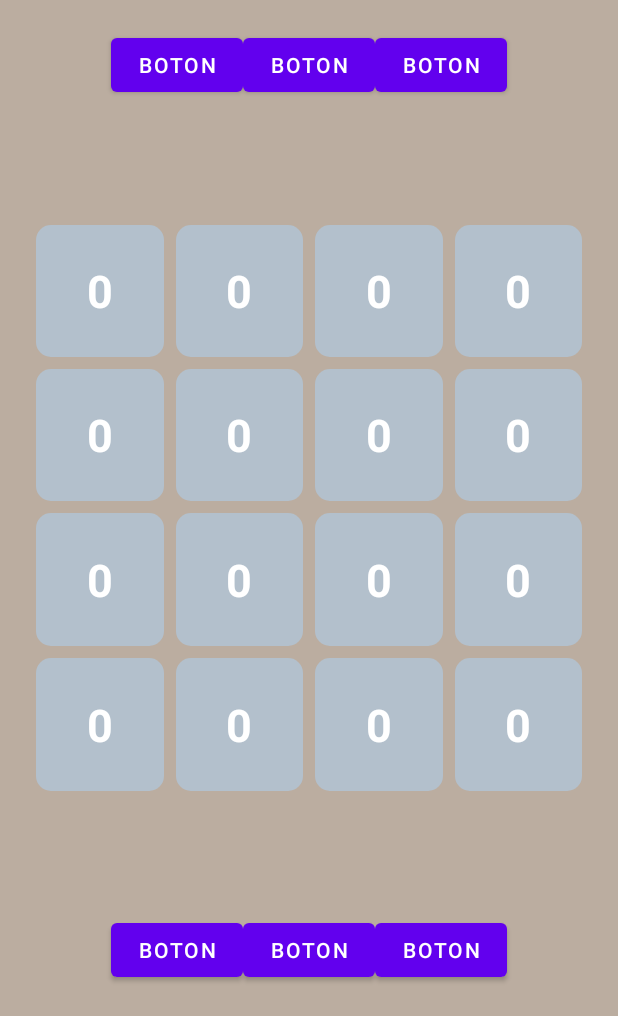
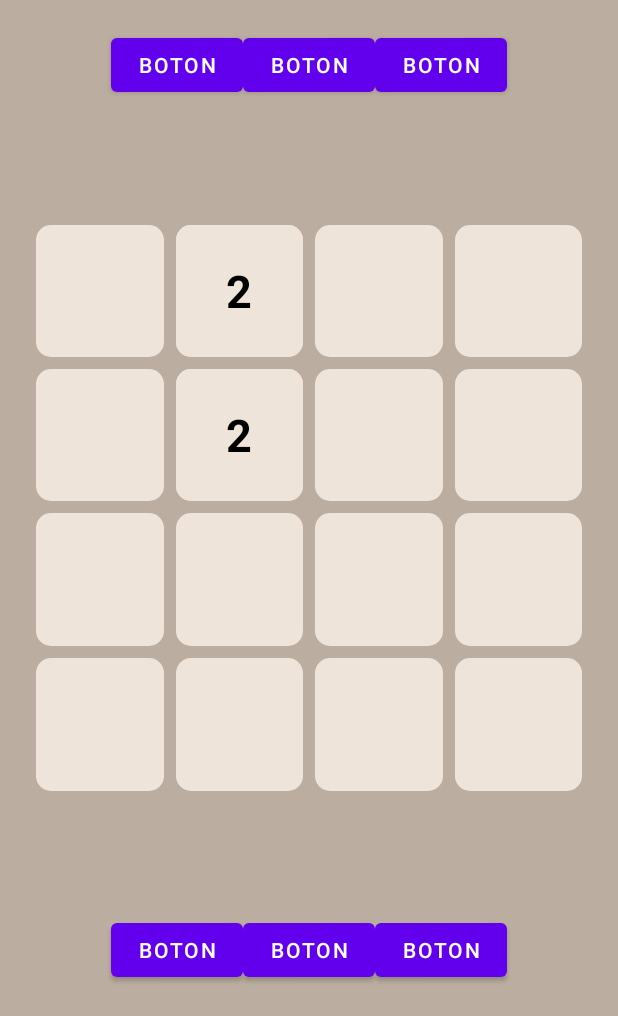
Before and after one commit to ZhijunLin7/2048, an Android app: the Juego screen opened directly, with no data from a screen before it, on a phone screen of 412 x 824 dp, the part 220-1236 px from its top. Run offline under Robolectric (Android 15) with nearby library versions, the phone set to English and light mode, and no system bars.

Commit message:
Haciendo movimiento

```diff
--- a/app/src/main/java/com/example/a2048/Juego.java
+++ b/app/src/main/java/com/example/a2048/Juego.java
@@ -1,28 +1,34 @@
 package com.example.a2048;
 
-import androidx.annotation.ColorInt;
 import androidx.appcompat.app.AppCompatActivity;
+import androidx.core.content.ContextCompat;
 import androidx.core.view.GestureDetectorCompat;
 
 import android.graphics.Color;
 import android.graphics.Typeface;
 
+import android.graphics.drawable.GradientDrawable;
 import android.os.Bundle;
 import android.util.DisplayMetrics;
+import android.util.Log;
 import android.view.GestureDetector;
 import android.view.Gravity;
 import android.view.MotionEvent;
+import android.view.View;
 import android.view.ViewGroup;
-import android.widget.Button;
 import android.widget.GridLayout;
 import android.widget.TextView;
 import android.widget.Toast;
 
+import java.util.Arrays;
+import java.util.Random;
+
 public class Juego extends AppCompatActivity {
 
     private GridLayout gridfondo;
+    private GridLayout gridjuego;
     private GestureDetectorCompat gestureDetector;
-
+    private TextView[][] textViews;
 
     @Override
     protected void onCreate(Bundle savedInstanceState) {
@@ -31,15 +37,17 @@ public class Juego extends AppCompatActivity {
 
         gestureDetector = new GestureDetectorCompat(this, new GestureListener());
 
+        gridfondo = (GridLayout) findViewById(R.id.Gridfondo);
+        gridjuego = (GridLayout) findViewById(R.id.Gridjuego);
+        this.configurarGrid(gridfondo, gridjuego, 4);
 
-        gridfondo = (GridLayout) findViewById(R.id.Gridfondo);
-        DisplayMetrics displayMetrics = new DisplayMetrics();
-        getWindowManager().getDefaultDisplay().getMetrics(displayMetrics);
-        int width = displayMetrics.widthPixels;
-        gridfondo.getLayoutParams().height = width - 40;
-        for (int i = 0; i < 16; i++) {
-            this.añadirTextview(gridfondo);
-        }
+        textViews = new TextView[4][4];
+        this.crear2dArray(gridjuego);
+
+        this.añadirNumRandom(gridjuego, 4);
+
+
+        this.moverArriba(textViews, gridjuego);
     }
 
     //----------------------------------------------------------------------------------------------
@@ -62,6 +70,7 @@ public class Juego extends AppCompatActivity {
                         Toast.makeText(Juego.this, "Abajo", Toast.LENGTH_SHORT).show();
                     } else {
                         Toast.makeText(Juego.this, "Arriba", Toast.LENGTH_SHORT).show();
+                        moverArriba(getTextViews(), getGridjuego());
                     }
                 }
             } catch (Exception exception) {
@@ -80,28 +89,170 @@ public class Juego extends AppCompatActivity {
 
     //----------------------------------------------------------------------------------------------
 
-    //Añadir textview al Gridlayout
-    public void añadirTextview(GridLayout gridJuego) {
+    //Añadir textview al Gridlayout de fondo y al carta de numero en grid juego
+    public void añadirTextview(GridLayout gridfondo, GridLayout gridjuego) {
 
         GridLayout.LayoutParams layoutParams = new GridLayout.LayoutParams(GridLayout.spec(GridLayout.UNDEFINED, 1f),
                 GridLayout.spec(GridLayout.UNDEFINED, 1f));
 
+        //Añadir textview con el color y shape al gridfondo
         TextView textView = new TextView(this);
         textView.setBackgroundResource(R.drawable.carta2048);
         textView.setLayoutParams(new ViewGroup.LayoutParams(0, 0));
 
+        gridfondo.addView(textView, layoutParams);
 
-        textView.setText("0");
-        textView.setGravity(Gravity.CENTER);
-        textView.setTextSize(30);
-        textView.setTypeface(Typeface.DEFAULT_BOLD);
-        textView.setTextColor(Color.WHITE);
+        //Añadir textview al grid juego pero con los parametros de texto
+        TextView textView2 = new TextView(this);
+        textView2.setBackgroundResource(R.drawable.carta2048);
+        textView2.setLayoutParams(new ViewGroup.LayoutParams(0, 0));
+
+        textView2.setText("0");
+        textView2.setGravity(Gravity.CENTER);
+        textView2.setTextSize(30);
+        textView2.setTypeface(Typeface.DEFAULT_BOLD);
+
+        gridjuego.addView(textView2, layoutParams);
+    }
+
+    public void configurarGrid(GridLayout gridfondo, GridLayout gridjuego, int numColumnaFila) {
+
+        DisplayMetrics displayMetrics = new DisplayMetrics();
+        getWindowManager().getDefaultDisplay().getMetrics(displayMetrics);
+
+        int width = displayMetrics.widthPixels;
+        //Configuracion del fondo de gridfondo
+        gridfondo.getLayoutParams().height = width - 40;
+        gridfondo.setColumnCount(numColumnaFila);
+        gridfondo.setRowCount(numColumnaFila);
+
+        //Configuracion del gridjuego
+        gridjuego.getLayoutParams().height = width - 40;
+        gridjuego.setColumnCount(numColumnaFila);
+        gridjuego.setRowCount(numColumnaFila);
+
+        for (int i = 0; i < (numColumnaFila * numColumnaFila); i++) {
+            this.añadirTextview(gridfondo, gridjuego);
+        }
+
+    }
+
+    //Busca los textiew que esta vacio "0" , lo mete en un array y mete numero un 2 o 4 a los vacios
+    public void añadirNumRandom(GridLayout gridjuego, int numColumnaFila) {
+
+        TextView[] textViews = new TextView[numColumnaFila * numColumnaFila];
+        for (int i = 0; i < gridjuego.getChildCount(); i++) {
+            if (((TextView) gridjuego.getChildAt(i)).getText() == "0") {
+                textViews[i] = (TextView) gridjuego.getChildAt(i);
+            }
+        }
+
+        int textviewAleatorio = (int) (Math.random() * textViews.length);
+        int numeroAleatorio = (int) (Math.random() * 5);
+
+        if (numeroAleatorio == 1) {
+            textViews[textviewAleatorio].setText("4");
+        } else {
+            textViews[textviewAleatorio].setText("2");
+        }
+        this.repintar(gridjuego);
+    }
+
+    //Pinta el color depende de numero
+    public void repintar(GridLayout gridjuego) {
+        for (int i = 0; i < gridjuego.getChildCount(); i++) {
+            String text = (String) ((TextView) gridjuego.getChildAt(i)).getText();
+            GradientDrawable bgShape = (GradientDrawable) gridjuego.getChildAt(i).getBackground();
+
+            if (text != "0") {
+                ((TextView) gridjuego.getChildAt(i)).setTextColor(Color.BLACK);
+                ((TextView) gridjuego.getChildAt(i)).setVisibility(View.VISIBLE);
+            }
+            if (text == "0") {
+                ((TextView) gridjuego.getChildAt(i)).setVisibility(View.INVISIBLE);
+            } else if (text == "2") {
+                bgShape.setColor(ContextCompat.getColor(this, R.color.color2));
+            } else if (text == "4") {
+                bgShape.setColor(ContextCompat.getColor(this, R.color.color4));
+            } else if (text == "8") {
+                bgShape.setColor(ContextCompat.getColor(this, R.color.color8));
+            } else if (text == "16") {
+                bgShape.setColor(ContextCompat.getColor(this, R.color.color16));
+            } else if (text == "32") {
+                bgShape.setColor(ContextCompat.getColor(this, R.color.color32));
+            } else if (text == "64") {
+                bgShape.setColor(ContextCompat.getColor(this, R.color.color64));
+            } else if (text == "128") {
+                bgShape.setColor(ContextCompat.getColor(this, R.color.color128));
+            } else if (text == "256") {
+                bgShape.setColor(ContextCompat.getColor(this, R.color.color256));
+            } else if (text == "512") {
+                bgShape.setColor(ContextCompat.getColor(this, R.color.color512));
+            } else if (text == "1024") {
+                bgShape.setColor(ContextCompat.getColor(this, R.color.color1024));
+            } else if (text == "2048") {
+                bgShape.setColor(ContextCompat.getColor(this, R.color.color2048));
+            }
+
+        }
 
 
-
-
-
-        gridJuego.addView(textView, layoutParams);
     }
 
+    public void crear2dArray(GridLayout gridJuego) {
+        int k = 0;
+        for (int i = 0; i < 4; i++) {
+            for (int j = 0; j < 4; j++) {
+                textViews[i][j] = (TextView) gridJuego.getChildAt(k);
+                k++;
+            }
+        }
+    }
+
+    public void moverArriba(TextView[][] textViews, GridLayout gridJuego) {
+
+        for (int i = 0; i < 4; i++) {
+            for (int j = 1; j < 4; j++) {
+                TextView carta = textViews[j][i];
+                if (carta.getText() != "0" || textViews[j - 1][i].getText() == "0") {
+                    textViews[j - 1][i].setText(carta.getText());
+                }
+                Log.d("testeo", "moverArriba: " + textViews[j][i].getText());
+                this.repintar(gridJuego);
+            }
+        }
+    }
+
+    //Getter y Setters
+    public GridLayout getGridfondo() {
+        return gridfondo;
+    }
+
+    public void setGridfondo(GridLayout gridfondo) {
+        this.gridfondo = gridfondo;
+    }
+
+    public GridLayout getGridjuego() {
+        return gridjuego;
+    }
+
+    public void setGridjuego(GridLayout gridjuego) {
+        this.gridjuego = gridjuego;
+    }
+
+    public GestureDetectorCompat getGestureDetector() {
+        return gestureDetector;
+    }
+
+    public void setGestureDetector(GestureDetectorCompat gestureDetector) {
+        this.gestureDetector = gestureDetector;
+    }
+
+    public TextView[][] getTextViews() {
+        return textViews;
+    }
+
+    public void setTextViews(TextView[][] textViews) {
+        this.textViews = textViews;
+    }
 }
--- /dev/null
+++ b/app/src/main/res/drawable/carta_juego.xml
@@ -0,0 +1,4 @@
+<?xml version="1.0" encoding="utf-8"?>
+<shape xmlns:android="http://schemas.android.com/apk/res/android">
+    <corners android:radius="10dp" />
+</shape>
--- a/app/src/main/res/layout/activity_juego.xml
+++ b/app/src/main/res/layout/activity_juego.xml
@@ -24,11 +24,11 @@
         android:id="@+id/linearLayout"
         android:layout_width="80dp"
         android:layout_height="80dp"
+        android:layout_margin="10dp"
         android:gravity="center"
         android:orientation="vertical"
         app:layout_constraintEnd_toStartOf="@+id/linearLayout2"
-        app:layout_constraintTop_toTopOf="parent"
-        android:layout_margin="10dp">
+        app:layout_constraintTop_toTopOf="parent">
 
         <TextView
             android:id="@+id/Puntos"
@@ -37,14 +37,14 @@
             android:gravity="center"
             android:text="Puntos"
             android:textSize="20sp"
-            android:textStyle="bold"/>
+            android:textStyle="bold" />
 
         <TextView
             android:layout_width="wrap_content"
             android:layout_height="wrap_content"
             android:text="0"
             android:textSize="20sp"
-            android:textStyle="bold"/>
+            android:textStyle="bold" />
 
     </LinearLayout>
 
@@ -52,11 +52,11 @@
         android:id="@+id/linearLayout2"
         android:layout_width="80dp"
         android:layout_height="80dp"
+        android:layout_margin="10dp"
         android:gravity="center"
         android:orientation="vertical"
         app:layout_constraintEnd_toEndOf="parent"
-        app:layout_constraintTop_toTopOf="parent"
-        android:layout_margin="10dp">
+        app:layout_constraintTop_toTopOf="parent">
 
         <TextView
             android:id="@+id/textView2"
@@ -65,24 +65,24 @@
             android:gravity="center"
             android:text="Mejor"
             android:textSize="20sp"
-            android:textStyle="bold"/>
+            android:textStyle="bold" />
 
         <TextView
             android:layout_width="wrap_content"
             android:layout_height="wrap_content"
             android:text="0"
             android:textSize="20sp"
-            android:textStyle="bold"/>
+            android:textStyle="bold" />
     </LinearLayout>
 
-   <!--Botones-->
+    <!--Botones superior-->
     <LinearLayout
         android:id="@+id/navSuperior"
         android:layout_width="fill_parent"
         android:layout_height="wrap_content"
+        android:layout_margin="20dp"
         android:gravity="center"
         android:orientation="horizontal"
-        android:layout_margin="20dp"
         app:layout_constraintEnd_toEndOf="parent"
         app:layout_constraintStart_toStartOf="parent"
         app:layout_constraintTop_toBottomOf="@id/linearLayout">
@@ -104,23 +104,31 @@
 
     </LinearLayout>
 
-    <!--El juego-->
+    <!--El fondo de carta del juego-->
     <GridLayout
         android:id="@+id/Gridfondo"
         android:layout_width="match_parent"
         android:layout_height="0dp"
         android:layout_margin="20dp"
-        android:columnCount="4"
-        android:rowCount="4"
         android:useDefaultMargins="true"
         app:layout_constraintBottom_toTopOf="@+id/navInferior"
-        app:layout_constraintTop_toBottomOf="@+id/navSuperior"
-        >
+        app:layout_constraintTop_toBottomOf="@+id/navSuperior">
 
 
     </GridLayout>
+    <!--Donde estara los numeros del juego-->
+    <GridLayout
+        android:id="@+id/Gridjuego"
+        android:layout_width="match_parent"
+        android:layout_height="0dp"
+        android:layout_margin="20dp"
+        android:useDefaultMargins="true"
+        app:layout_constraintBottom_toTopOf="@+id/navInferior"
+        app:layout_constraintTop_toBottomOf="@+id/navSuperior">
 
 
+    </GridLayout>
+    <!--Boton inferior-->
     <LinearLayout
         android:id="@+id/navInferior"
         android:layout_width="fill_parent"
--- a/app/src/main/res/layout/activity_main.xml
+++ b/app/src/main/res/layout/activity_main.xml
@@ -10,8 +10,8 @@
         android:id="@+id/verDimension"
         android:layout_width="wrap_content"
         android:layout_height="wrap_content"
+        android:textSize="30sp"
         android:textStyle="bold"
-        android:textSize="30sp"
         app:layout_constraintBottom_toBottomOf="parent"
         app:layout_constraintEnd_toEndOf="parent"
         app:layout_constraintStart_toStartOf="parent"
```
Also changed, not shown: app/src/debug/res/drawable-anydpi/img_anterior.xml (added, +12 -0 lines), app/src/main/java/com/example/a2048/MainActivity.java (+8 -8 lines), app/src/debug/res/drawable-hdpi/img_anterior.png (added), app/src/debug/res/drawable-mdpi/img_anterior.png (added), app/src/debug/res/drawable-xhdpi/img_anterior.png (added), app/src/debug/res/drawable-xxhdpi/img_anterior.png (added).
